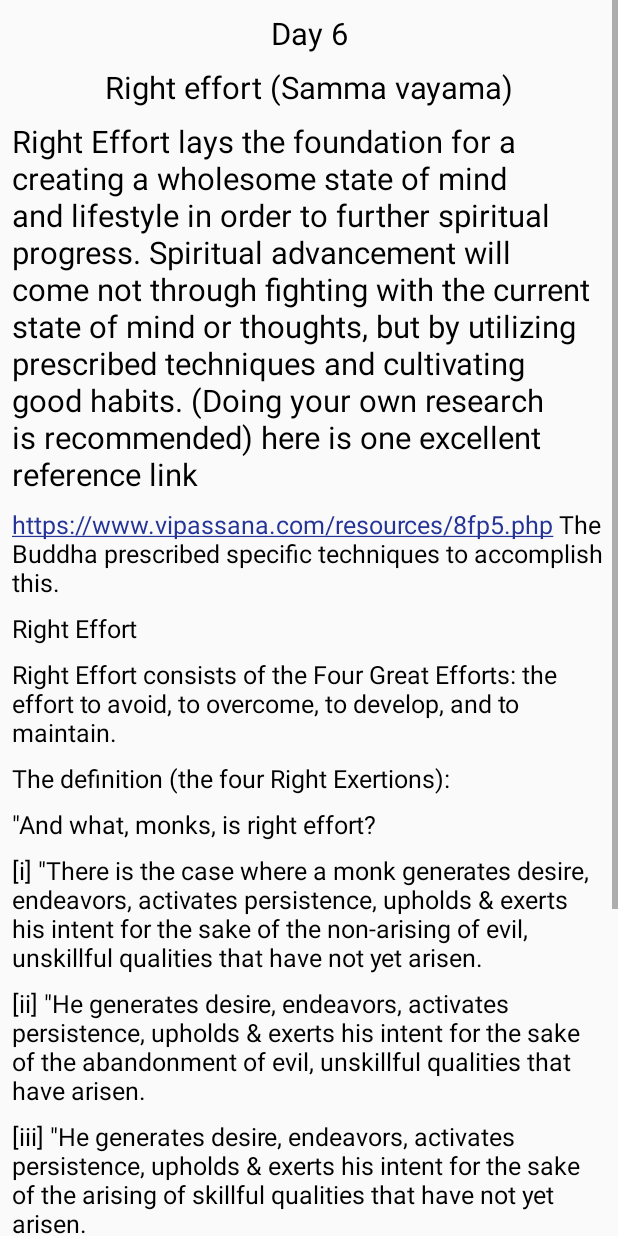
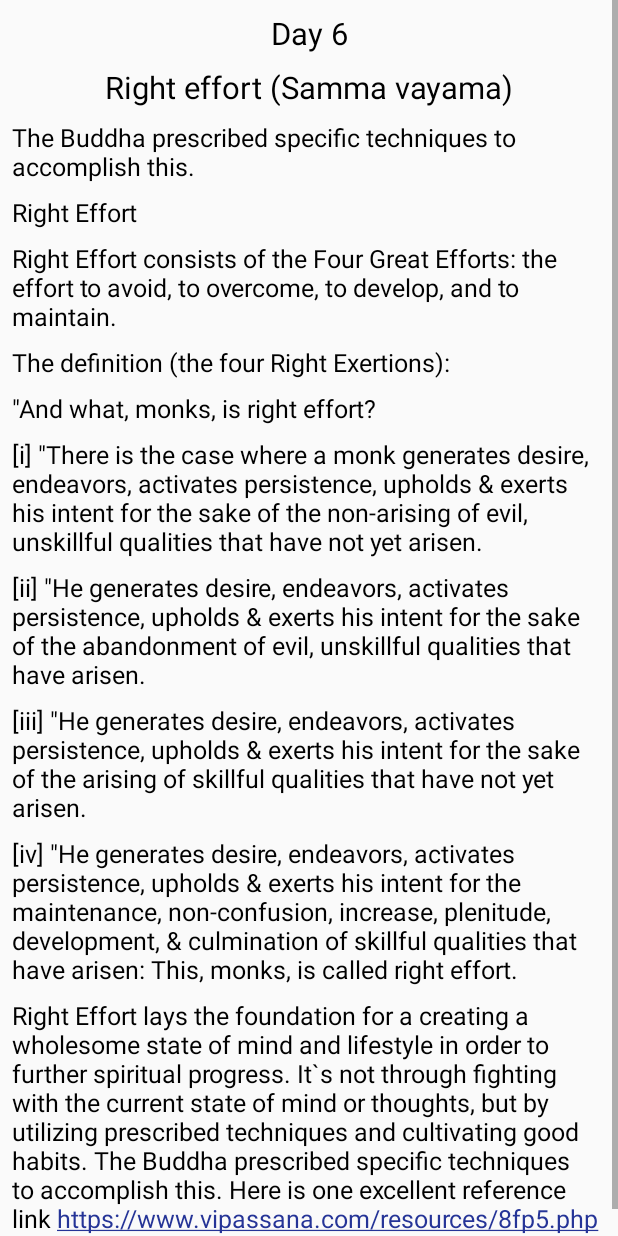
Before and after one commit to Brinfotech1407/BuddhaEightDayChallange, an Android app: the layout activity_day_six_teaching.xml on its own in the app's theme, with its tools: preview values and no code run, on a phone screen of 412 x 824 dp. Run offline under Robolectric (Android 15) with nearby library versions, the light colour scheme and no system bars; Roboto replaces fonts that are not available here.

Commit message:
ch-6 remove repeated peragraph and ch-8 third peragraph capitalize word

```diff
--- a/app/src/main/res/layout/activity_day_eight_story.xml
+++ b/app/src/main/res/layout/activity_day_eight_story.xml
@@ -69,7 +69,7 @@ mud had settled down, and the water above it looked fit to be had."
                 android:layout_marginLeft="@dimen/common_margin"
                 android:layout_marginRight="@dimen/common_margin"
                 android:gravity="center|start"
-                android:text="so he collected some water in the pot and brought it to the Buddha. The Buddha looked at the water
+                android:text="So he collected some water in the pot and brought it to the Buddha. The Buddha looked at the water
 and looked at the and then he looked up at the disciple and said: See… you let the water be and the
 mud settled down on its own, you got clear water, it didn’t require any effort"
                 android:textColor="@color/colorBlack"
--- a/app/src/main/res/layout/activity_day_six_teaching.xml
+++ b/app/src/main/res/layout/activity_day_six_teaching.xml
@@ -34,21 +34,6 @@
                 android:textColor="@color/colorBlack"
                 android:textSize="@dimen/titleTextSize" />
 
-            <com.brinfotech.feedbacksystem.customClasses.FontTextViewBold
-                android:layout_width="match_parent"
-                android:layout_height="wrap_content"
-                android:gravity="start|center"
-                android:layout_marginLeft="@dimen/common_margin"
-                android:layout_marginTop="@dimen/common_margin"
-                android:layout_marginRight="@dimen/common_margin"
-                android:text="Right Effort lays the foundation for a creating a wholesome state of mind and
-lifestyle in order to further spiritual progress. Spiritual advancement will come
-not through fighting with the current state of mind or thoughts, but by utilizing
-prescribed techniques and cultivating good habits. (Doing your own research is
-recommended) here is one excellent reference link "
-                android:textColor="@color/colorBlack"
-                android:textSize="@dimen/titleTextSize" />
-
 
             <com.brinfotech.feedbacksystem.customClasses.FontsTextView
                 android:layout_width="match_parent"
@@ -57,11 +42,7 @@ recommended) here is one excellent reference link "
                 android:layout_marginLeft="@dimen/common_margin"
                 android:layout_marginTop="@dimen/common_margin"
                 android:layout_marginRight="@dimen/common_margin"
-                android:linksClickable="true"
-                android:autoLink="web"
-                android:textColorLink="@color/colorBlue"
-                android:text="https://www.vipassana.com/resources/8fp5.php The Buddha prescribed specific
-techniques to accomplish this."
+                android:text="The Buddha prescribed specific techniques to accomplish this."
                 android:textColor="@color/colorBlack"
                 android:textSize="@dimen/normalTextSize" />
 
```
Also changed, not shown: app/src/main/res/layout/activity_day_six_meditation.xml (+0 -21 lines).
